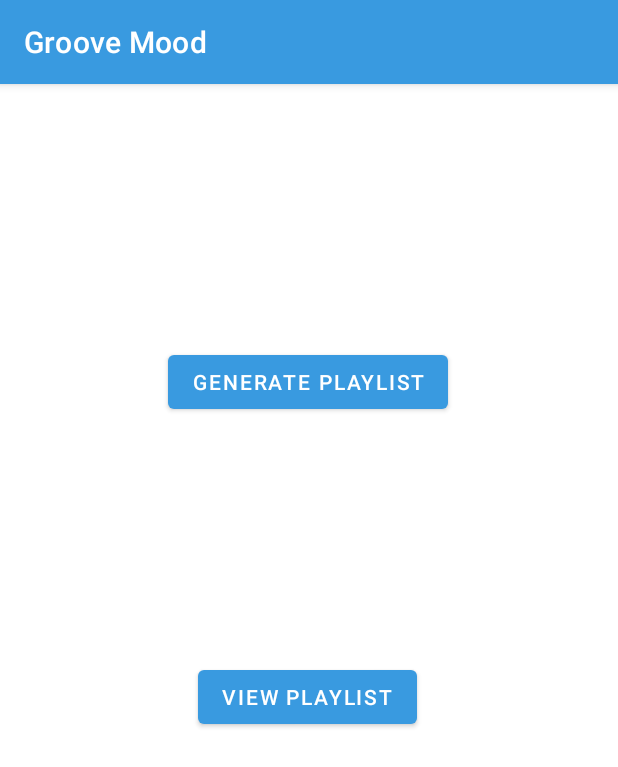
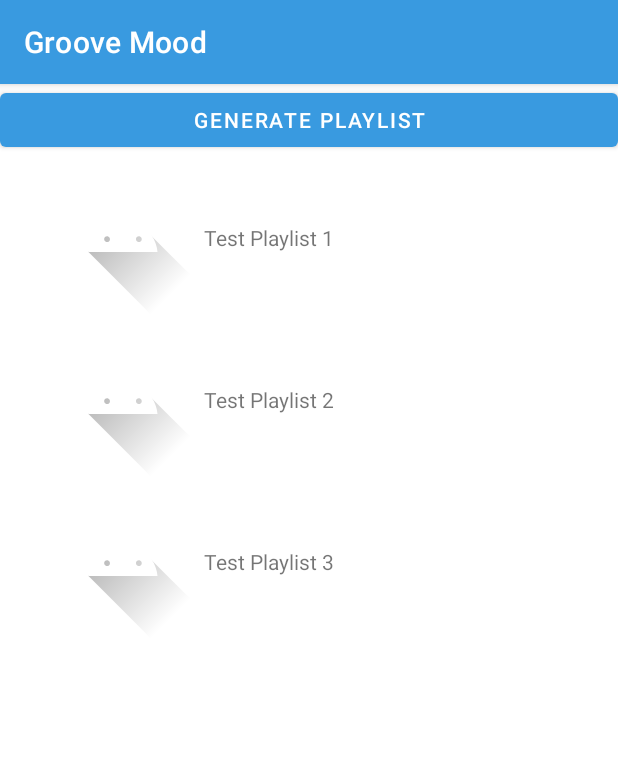
Before and after one commit to TristanStreich/GrooveMood, an Android app: the screen it shows after launch (MainActivity), on a phone screen of 412 x 824 dp. Shown: the top 767 px of the screen. Run offline under Robolectric (Android 15) with nearby library versions, the phone set to English and light mode, and no system bars.

Commit message:
added dynamic playlists in homescreen. Fixed wrong nav function in generate playlists xml

```diff
--- a/app/src/main/java/com/example/groovemood/MainActivity.java
+++ b/app/src/main/java/com/example/groovemood/MainActivity.java
@@ -1,25 +1,32 @@
 package com.example.groovemood;
 
 import androidx.annotation.NonNull;
+import androidx.annotation.Nullable;
 import androidx.appcompat.app.AppCompatActivity;
 import androidx.fragment.app.Fragment;
 
 import android.app.AlertDialog;
 import android.app.Dialog;
+import android.content.Context;
 import android.content.Intent;
 import android.os.Bundle;
 import android.os.PersistableBundle;
+import android.util.AttributeSet;
 import android.view.Gravity;
+import android.view.LayoutInflater;
 import android.view.MenuItem;
 import android.view.View;
 import android.view.ViewGroup;
 import android.view.Window;
 import android.view.WindowManager;
 import android.widget.Button;
+import android.widget.LinearLayout;
 import android.widget.PopupMenu;
+import android.widget.TextView;
 import android.widget.Toast;
 
 import java.util.ArrayList;
+import java.util.zip.Inflater;
 
 public class MainActivity extends AppCompatActivity {
 
@@ -34,12 +41,72 @@ public class MainActivity extends AppCompatActivity {
     public static Playlist currPlaylist;
     //TODO: add other fields that are neccessary for the currently playing playlist if needed
 
+    LinearLayout playlistsContainer;
 
     @Override
     protected void onCreate(Bundle savedInstanceState) {
         super.onCreate(savedInstanceState);
         setContentView(R.layout.activity_main);
+        if (playlists == null){
+            playlists = new ArrayList<Playlist>();
+            generateTestPlaylists();
+        }
+
+        playlistsContainer = (LinearLayout) findViewById(R.id.playlistsContainer);
+        populateScreen();
     }
+
+
+    private void generateTestPlaylists() {
+        ArrayList<Song> testSongs = new ArrayList<Song>();
+        testSongs.add(new Song(500f,"Test Song 1"));
+        testSongs.add(new Song(185f,"Test Song 2"));
+        testSongs.add(new Song(245f,"Test Song 3"));
+        testSongs.add(new Song(113f,"Test Song 4"));
+        testSongs.add(new Song(267f,"Test Song 5"));
+        testSongs.add(new Song(10000f,"Test Song 6"));
+        testSongs.add(new Song(565f,"Test Song 7"));
+        testSongs.add(new Song(145f,"Test Song 8"));
+        testSongs.add(new Song(207f,"Test Song 9"));
+        testSongs.add(new Song(56f,"Test Song 10"));
+
+
+        Playlist testPlaylist1 = new Playlist("Test Playlist 1", 0f, .75f);
+        testPlaylist1.addSongs(testSongs);
+        playlists.add(testPlaylist1);
+
+        Playlist testPlaylist2 = new Playlist("Test Playlist 2", 0f, .75f);
+        testPlaylist1.addSongs(testSongs);
+        playlists.add(testPlaylist2);
+
+        Playlist testPlaylist3 = new Playlist("Test Playlist 3", 0f, .75f);
+        testPlaylist1.addSongs(testSongs);
+        playlists.add(testPlaylist3);
+
+    }
+
+    private void populateScreen(){
+        for (Playlist playlist : playlists){
+            displayPlaylist(playlist);
+        }
+    }
+
+    private void displayPlaylist(Playlist playlist){
+        View playlistBar = LayoutInflater.from(this).inflate(R.layout.playlist_bar,null);
+        playlistsContainer.addView(playlistBar);
+
+        TextView nameText = playlistBar.findViewById(R.id.playlistName);
+
+        nameText.setText(playlist.getName());
+
+        playlistBar.setOnClickListener(new View.OnClickListener() {
+            @Override
+            public void onClick(View view) {
+                viewPlaylist(playlist);
+            }
+        });
+    }
+
 
     //This is called when navigating away from this screen.
     //Use it to save the instance of the screen in static variables
@@ -56,8 +123,10 @@ public class MainActivity extends AppCompatActivity {
     }
 
     //navigates to the ViewPlaylist Screen for the given playlist
-    public void viewPlaylist(View playlistBar){
+    public void viewPlaylist(Playlist playlist){
         //TODO
+        Toast.makeText(this,
+                playlist.getName(), Toast.LENGTH_SHORT).show();
     }
 
     //opens the song options popup menu at the location of BUTTON
--- a/app/src/main/res/layout/activity_generate_playlist.xml
+++ b/app/src/main/res/layout/activity_generate_playlist.xml
@@ -29,7 +29,7 @@
         android:layout_height="wrap_content"
         android:layout_marginTop="96dp"
         android:text="To Home"
-        android:onClick="Navigation.goHome"
+        android:onClick="goHome"
         app:layout_constraintEnd_toEndOf="parent"
         app:layout_constraintHorizontal_bias="0.498"
         app:layout_constraintStart_toStartOf="parent"
--- a/app/src/main/res/layout/activity_main.xml
+++ b/app/src/main/res/layout/activity_main.xml
@@ -1,36 +1,23 @@
 <?xml version="1.0" encoding="utf-8"?>
-<androidx.constraintlayout.widget.ConstraintLayout xmlns:android="http://schemas.android.com/apk/res/android"
+<LinearLayout xmlns:android="http://schemas.android.com/apk/res/android"
     xmlns:app="http://schemas.android.com/apk/res-auto"
     xmlns:tools="http://schemas.android.com/tools"
     android:layout_width="match_parent"
     android:layout_height="match_parent"
+    android:orientation="vertical"
     tools:context=".MainActivity">
-
 
 
     <Button
         android:id="@+id/testButton"
-        android:layout_width="wrap_content"
+        android:layout_width="match_parent"
         android:layout_height="wrap_content"
         android:onClick="gotoGeneratePlaylist"
-        android:text="Generate Playlist"
-        app:layout_constraintBottom_toBottomOf="parent"
-        app:layout_constraintEnd_toEndOf="parent"
-        app:layout_constraintHorizontal_bias="0.498"
-        app:layout_constraintStart_toStartOf="parent"
-        app:layout_constraintTop_toTopOf="parent"
-        app:layout_constraintVertical_bias="0.243" />
+        android:text="Generate Playlist" />
 
-    <Button
-        android:id="@+id/testButton2"
-        android:layout_width="wrap_content"
-        android:layout_height="wrap_content"
-        android:onClick="viewPlaylist"
-        android:text="View Playlist"
-        app:layout_constraintBottom_toBottomOf="parent"
-        app:layout_constraintEnd_toEndOf="parent"
-        app:layout_constraintHorizontal_bias="0.497"
-        app:layout_constraintStart_toStartOf="parent"
-        app:layout_constraintTop_toTopOf="parent"
-        app:layout_constraintVertical_bias="0.534" />
-</androidx.constraintlayout.widget.ConstraintLayout>
+    <LinearLayout
+        android:id="@+id/playlistsContainer"
+        android:layout_width="match_parent"
+        android:layout_height="match_parent"
+        android:orientation="vertical"></LinearLayout>
+</LinearLayout>
--- /dev/null
+++ b/app/src/main/res/layout/playlist_bar.xml
@@ -0,0 +1,26 @@
+<?xml version="1.0" encoding="utf-8"?>
+<androidx.constraintlayout.widget.ConstraintLayout xmlns:android="http://schemas.android.com/apk/res/android"
+    xmlns:app="http://schemas.android.com/apk/res-auto"
+    xmlns:tools="http://schemas.android.com/tools"
+    android:layout_width="match_parent"
+    android:layout_height="wrap_content">
+
+    <TextView
+        android:id="@+id/playlistName"
+        android:layout_width="wrap_content"
+        android:layout_height="wrap_content"
+        android:text="Name"
+        app:layout_constraintBottom_toBottomOf="@+id/imageView"
+        app:layout_constraintStart_toEndOf="@+id/imageView"
+        app:layout_constraintTop_toTopOf="@+id/imageView" />
+
+    <ImageView
+        android:id="@+id/imageView"
+        android:layout_width="wrap_content"
+        android:layout_height="wrap_content"
+        android:layout_marginStart="28dp"
+        app:layout_constraintBottom_toBottomOf="parent"
+        app:layout_constraintStart_toStartOf="parent"
+        app:layout_constraintTop_toTopOf="parent"
+        app:srcCompat="@drawable/ic_launcher_foreground" />
+</androidx.constraintlayout.widget.ConstraintLayout>
```
